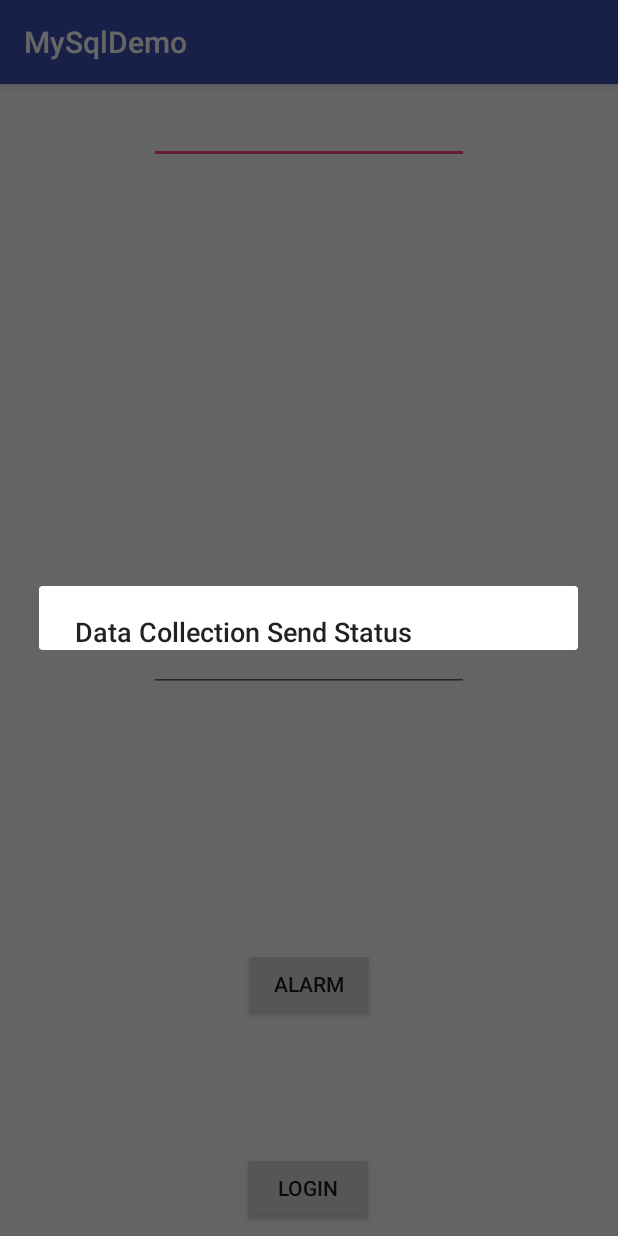
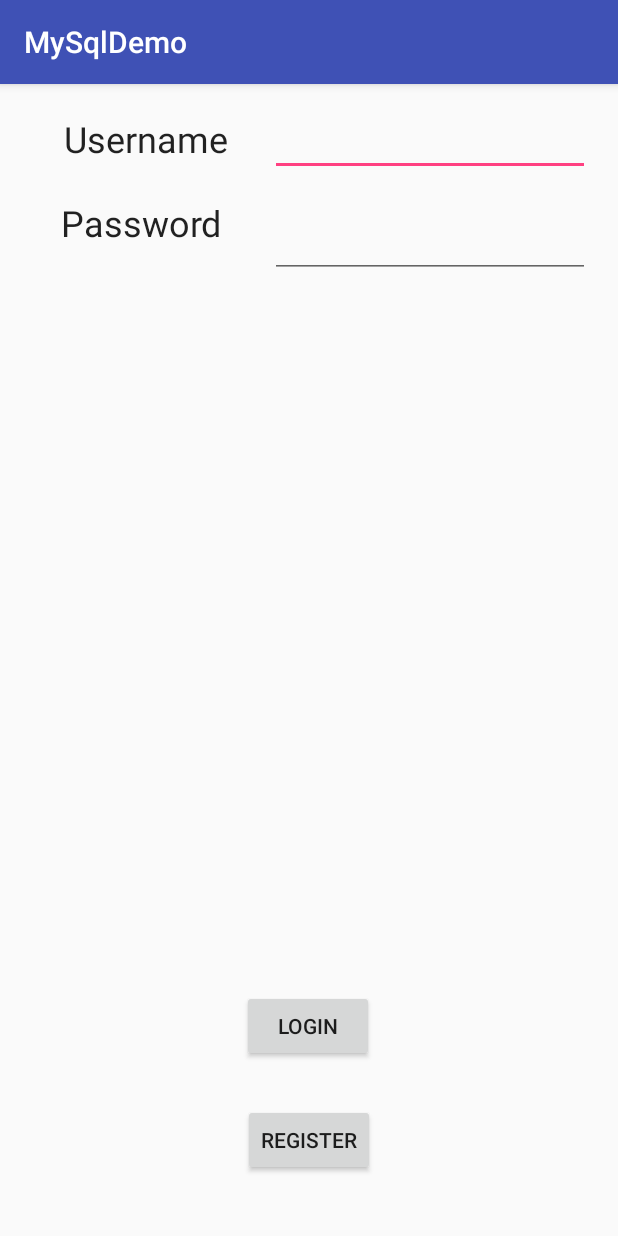
Before and after one commit to sarahCRichmond/AndroidRadio, an Android app: the screen it shows after launch (MainActivity), on a phone screen of 412 x 824 dp. Run offline under Robolectric (Android 15) with nearby library versions, the phone set to English and light mode, and no system bars; 2 statements that could not run were skipped.

Commit message:
Setup user registration and main menu.

```diff
--- a/app/src/main/java/com/example/pchan/mysqldemo/DataSender.java
+++ b/app/src/main/java/com/example/pchan/mysqldemo/DataSender.java
@@ -79,14 +79,14 @@ public class DataSender extends AsyncTask<String, Void, String> {
 
     @Override
     protected void onPreExecute() {
-        alertDialog = new AlertDialog.Builder(context).create();
-        alertDialog.setTitle("Data Collection Send Status");
+        //alertDialog = new AlertDialog.Builder(context).create();
+        //alertDialog.setTitle("Data Collection Send Status");
     }
 
     @Override
     protected void onPostExecute(String result) {
-        alertDialog.setMessage(result);
-        alertDialog.show();
+        //alertDialog.setMessage(result);
+        //alertDialog.show();
     }
 
     @Override
--- a/app/src/main/res/layout/activity_main.xml
+++ b/app/src/main/res/layout/activity_main.xml
@@ -10,11 +10,11 @@
         android:id="@+id/etUserName"
         android:layout_width="wrap_content"
         android:layout_height="wrap_content"
-        android:layout_marginTop="8dp"
+        android:layout_marginTop="16dp"
         android:ems="10"
         android:inputType="textPersonName"
         app:layout_constraintEnd_toEndOf="parent"
-        app:layout_constraintHorizontal_bias="0.5"
+        app:layout_constraintHorizontal_bias="0.905"
         app:layout_constraintStart_toStartOf="parent"
         app:layout_constraintTop_toTopOf="parent" />
 
@@ -28,15 +28,16 @@
         android:inputType="textPassword"
         app:layout_constraintBottom_toTopOf="@+id/btnLogin"
         app:layout_constraintEnd_toEndOf="parent"
-        app:layout_constraintHorizontal_bias="0.5"
+        app:layout_constraintHorizontal_bias="0.905"
         app:layout_constraintStart_toStartOf="parent"
-        app:layout_constraintTop_toBottomOf="@+id/etUserName" />
+        app:layout_constraintTop_toBottomOf="@+id/etUserName"
+        app:layout_constraintVertical_bias="0.03" />
 
     <Button
         android:id="@+id/btnLogin"
         android:layout_width="wrap_content"
         android:layout_height="wrap_content"
-        android:layout_marginBottom="8dp"
+        android:layout_marginBottom="116dp"
         android:layout_marginStart="8dp"
         android:onClick="OnLogin"
         android:text="Login"
@@ -45,17 +46,48 @@
         app:layout_constraintHorizontal_bias="0.486"
         app:layout_constraintStart_toStartOf="parent" />
 
+    <TextView
+        android:id="@+id/textView"
+        android:layout_width="121dp"
+        android:layout_height="40dp"
+        android:layout_marginEnd="16dp"
+        android:layout_marginStart="8dp"
+        android:layout_marginTop="20dp"
+        android:text="Username"
+        android:textAppearance="@style/TextAppearance.AppCompat.Headline"
+        app:layout_constraintEnd_toStartOf="@+id/etUserName"
+        app:layout_constraintHorizontal_bias="1.0"
+        app:layout_constraintStart_toStartOf="parent"
+        app:layout_constraintTop_toTopOf="parent"
+        tools:text="Username" />
+
+    <TextView
+        android:id="@+id/textView2"
+        android:layout_width="131dp"
+        android:layout_height="49dp"
+        android:layout_marginEnd="8dp"
+        android:layout_marginStart="8dp"
+        android:layout_marginTop="16dp"
+        android:text="Password"
+        android:textAppearance="@style/TextAppearance.AppCompat.Headline"
+        app:layout_constraintEnd_toStartOf="@+id/etPassword"
+        app:layout_constraintHorizontal_bias="1.0"
+        app:layout_constraintStart_toStartOf="parent"
+        app:layout_constraintTop_toBottomOf="@+id/textView"
+        tools:text="Password" />
+
     <Button
-        android:id="@+id/AlrBtn"
+        android:id="@+id/button"
         android:layout_width="wrap_content"
         android:layout_height="wrap_content"
-        android:layout_marginBottom="23dp"
-        android:layout_marginTop="106dp"
-        android:onClick="OnAlarm"
-        android:text="Alarm"
-        app:layout_constraintBottom_toTopOf="@+id/btnLogin"
-        app:layout_constraintLeft_toLeftOf="parent"
-        app:layout_constraintRight_toRightOf="parent"
-        app:layout_constraintTop_toBottomOf="@+id/etPassword" />
+        android:layout_marginBottom="40dp"
+        android:layout_marginEnd="8dp"
+        android:layout_marginStart="8dp"
+        android:onClick="OnRegister"
+        android:text="Register"
+        app:layout_constraintBottom_toBottomOf="parent"
+        app:layout_constraintEnd_toEndOf="parent"
+        app:layout_constraintStart_toStartOf="parent"
+        tools:text="Register" />
 
 </android.support.constraint.ConstraintLayout>
--- a/app/src/main/res/values/dimens.xml
+++ b/app/src/main/res/values/dimens.xml
@@ -1,3 +1,6 @@
 <resources>
     <dimen name="fab_margin">16dp</dimen>
+    <!-- Default screen margins, per the Android Design guidelines. -->
+    <dimen name="activity_horizontal_margin">16dp</dimen>
+    <dimen name="activity_vertical_margin">16dp</dimen>
 </resources>
```
Also changed, not shown: app/src/main/AndroidManifest.xml (+17 -2 lines), app/src/main/java/com/example/pchan/mysqldemo/BackgroundWorker.java (+102 -4 lines), app/src/main/java/com/example/pchan/mysqldemo/MainActivity.java (+11 -1 lines), app/src/main/java/com/example/pchan/mysqldemo/MainMenuActivity.java (added, +31 -0 lines), app/src/main/java/com/example/pchan/mysqldemo/RegisterActivity.java (added, +31 -0 lines), app/src/main/java/com/example/pchan/mysqldemo/User.java (+41 -8 lines), app/src/main/res/layout/activity_register.xml (added, +33 -0 lines), app/src/main/res/layout/content_register.xml (added, +65 -0 lines), app/src/main/res/layout/main_menu.xml (added, +41 -0 lines), app/src/main/res/values/strings.xml (+14 -0 lines).
